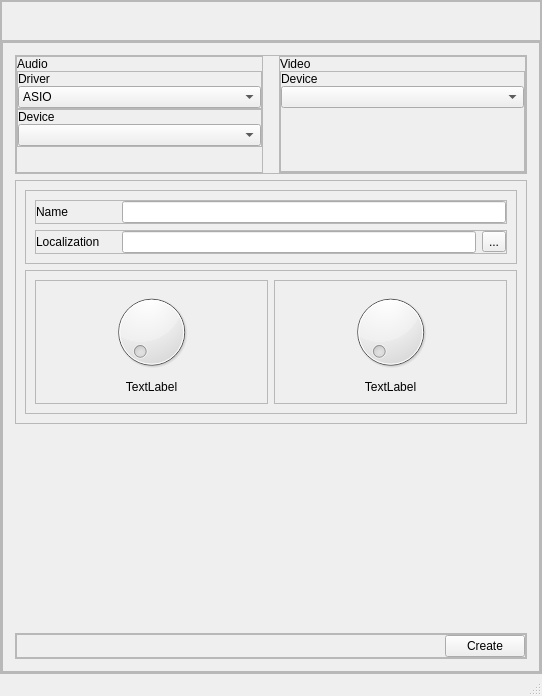
Qt form designer/new_project.ui (TheHawz/Quick-Scan) before a commit.
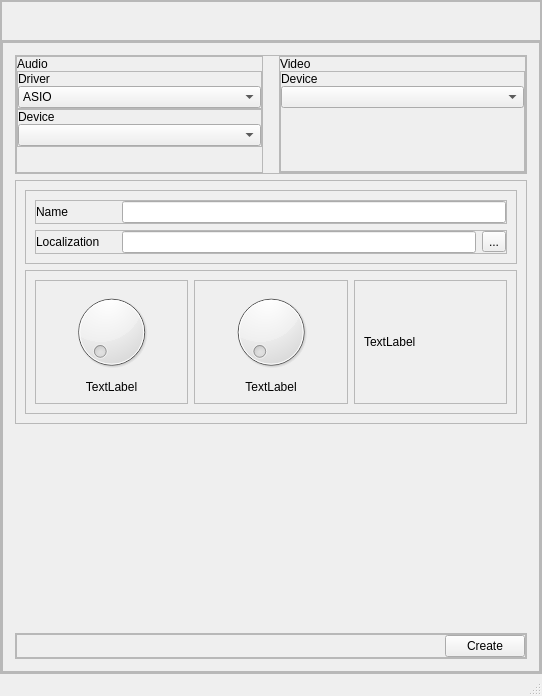
The same form after that commit. Icons and pictures are not drawn.

Commit message: added minimum time calculation

```diff
--- a/designer/new_project.ui
+++ b/designer/new_project.ui
@@ -634,7 +634,7 @@
                </property>
                <layout class="QVBoxLayout" name="verticalLayout_2">
                 <item>
-                 <widget class="QFrame" name="frame_6">
+                 <widget class="QFrame" name="name_location">
                   <property name="frameShape">
                    <enum>QFrame::StyledPanel</enum>
                   </property>
@@ -856,6 +856,25 @@
                      </layout>
                     </widget>
                    </item>
+                   <item>
+                    <widget class="QFrame" name="frame_6">
+                     <property name="frameShape">
+                      <enum>QFrame::StyledPanel</enum>
+                     </property>
+                     <property name="frameShadow">
+                      <enum>QFrame::Raised</enum>
+                     </property>
+                     <layout class="QVBoxLayout" name="verticalLayout_12">
+                      <item>
+                       <widget class="QLabel" name="minimum_time_label">
+                        <property name="text">
+                         <string>TextLabel</string>
+                        </property>
+                       </widget>
+                      </item>
+                     </layout>
+                    </widget>
+                   </item>
                   </layout>
                  </widget>
                 </item>
```
The commit also changes 3 other files.
